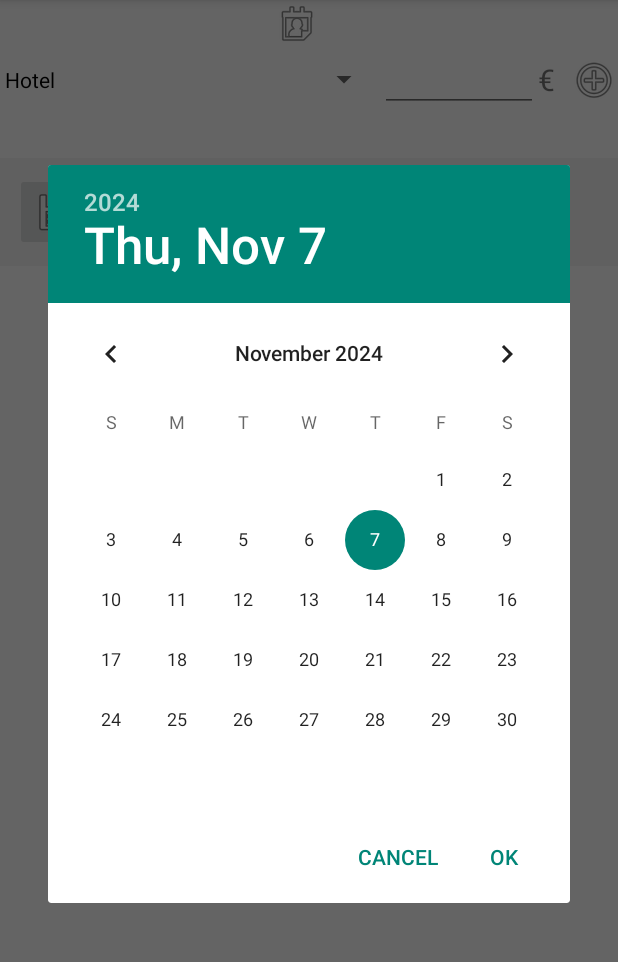
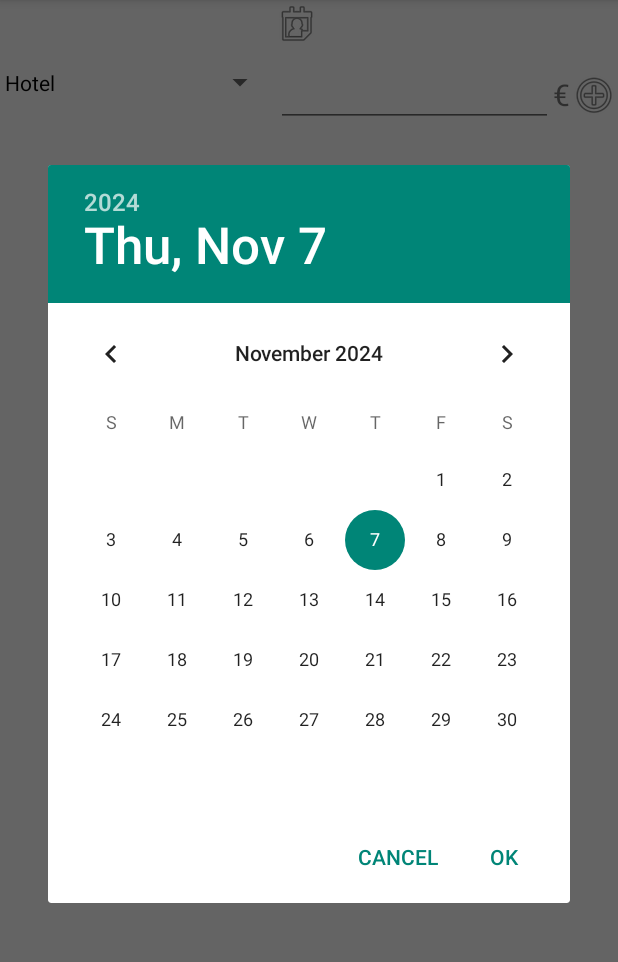
Before and after one commit to Auwia/PersoMy, an Android app: the screen it shows after launch (MainActivity), after a tap on "Select date", on a phone screen of 412 x 824 dp, the part 84-1046 px from its top. Run offline under Robolectric (Android 15) with nearby library versions, the phone set to English and light mode, and no system bars; 2 statements that could not run were skipped; 1 other tap on this screen came first.

Commit message:
other fixes

```diff
--- a/gradle.properties
+++ b/gradle.properties
@@ -1,4 +1,4 @@
 android.useAndroidX=true
-android.enableJetifier=true
+android.enableJetifier=false
 android.suppressUnsupportedCompileSdk=35
 org.gradle.configuration-cache=true
--- a/src/main/res/layout-v11/activity_main.xml
+++ /dev/null
@@ -1,156 +0,0 @@
-<TableLayout
-    xmlns:android="http://schemas.android.com/apk/res/android"
-    android:id="@+id/contentPane"
-   	android:layout_width="fill_parent"
-   	android:layout_height="fill_parent"
-   	android:orientation="vertical">
-
-	<TableRow
-	    android:id="@+id/widget33"
-		android:layout_width="fill_parent"
-	    android:layout_height="0dp"
-	    android:layout_weight="25"
-	    android:orientation="vertical" >
-
-		<Button
-		    android:id="@+id/usciteBtn"
-		    android:layout_weight="50"
-		    android:layout_width="0dp"
-		    android:layout_height="fill_parent"
-		    android:drawableTop="@drawable/uscite"
-		    android:contentDescription="@string/dataCalendario"
-		    android:text="@string/menu_uscite"
-		    android:textSize="14sp"
-		    android:background="@android:color/transparent"
-		    android:onClick="onUsciteBtnPress"
-		    android:gravity="center_horizontal"
-		    android:layout_gravity="center_vertical"/>
-
-		<Button
-		    android:id="@+id/entrateBtn"
-		    android:layout_weight="50"
-		    android:layout_width="0dp"
-		    android:layout_height="fill_parent"
-		    android:drawableTop="@drawable/entrate"
-		    android:contentDescription="@string/dataCalendario"
-		    android:text="@string/menu_entrate"
-		    android:textSize="14sp"
-		    android:background="@android:color/transparent"
-		    android:onClick="onEntrateBtnPress"
-		    android:gravity="center_horizontal"
-		    android:layout_gravity="center_vertical" />
-
-	</TableRow>
-
-	<TableRow
-	    android:id="@+id/widget133"
-		android:layout_width="fill_parent"
-	    android:layout_height="0dp"
-	    android:layout_weight="25"
-	    android:orientation="horizontal" >
-
-		<Button
-		    android:id="@+id/reportBtn"
-		    android:layout_weight="50"
-		    android:layout_width="0dp"
-		    android:layout_height="fill_parent"
-		    android:drawableTop="@drawable/report"
-		    android:contentDescription="@string/dataCalendario"
-		    android:background="@android:color/transparent"
-		    android:textSize="14sp"
-		    android:text="@string/menu_report"
-		    android:onClick="onReportBtnPress"
-		    android:gravity="center_horizontal"
-		    android:layout_gravity="center_vertical"/>
-
-		<Button
-		    android:id="@+id/automaticheBtn"
-		    android:layout_weight="50"
-		    android:layout_width="0dp"
-		    android:layout_height="fill_parent"
-		    android:drawableTop="@drawable/operazioniautomatiche"
-		    android:contentDescription="@string/dataCalendario"
-		    android:background="@android:color/transparent"
-		    android:textSize="14sp"
-		    android:text="@string/menu_operazioni_automatiche"
-		    android:onClick="onAutomaticheBtnPress"
-		    android:gravity="center_horizontal"
-		    android:layout_gravity="center_vertical"/>
-
-	</TableRow>
-
-	<TableRow
-	    android:id="@+id/widget136"
-		android:layout_width="fill_parent"
-	    android:layout_height="0dp"
-	    android:layout_weight="25"
-	    android:orientation="horizontal" >
-
-		<Button
-		    android:id="@+id/backupBtn"
-		    android:layout_weight="50"
-		    android:layout_width="0dp"
-		    android:layout_height="fill_parent"
-		    android:drawableTop="@drawable/backup"
-		    android:contentDescription="@string/dataCalendario"
-		    android:background="@android:color/transparent"
-		    android:textSize="14sp"
-		    android:text="@string/menu_file_backup"
-		    android:onClick="onBackupBtnPress"
-		    android:gravity="center_horizontal"
-		    android:layout_gravity="center_vertical"/>
-
-		<Button
-		    android:id="@+id/optionsBtn"
-		    android:layout_weight="50"
-		    android:layout_width="0dp"
-		    android:layout_height="fill_parent"
-		    android:drawableTop="@drawable/opzioni"
-		    android:contentDescription="@string/dataCalendario"
-		    android:background="@android:color/transparent"
-		    android:textSize="14sp"
-		    android:text="@string/menu_opzioni"
-		    android:onClick="onOptionsBtnPress"
-		    android:gravity="center_horizontal"
-		    android:layout_gravity="center_vertical" />
-
-	</TableRow>
-
-	<TableRow
-	    android:id="@+id/widget137"
-		android:layout_width="fill_parent"
-	    android:layout_height="0dp"
-	    android:layout_weight="25"
-	    android:orientation="horizontal" >
-
-		<Button
-		    android:id="@+id/eliminaBtn"
-		    android:layout_weight="50"
-		    android:layout_width="0dp"
-		    android:layout_height="fill_parent"
-		    android:drawableTop="@drawable/deleteform"
-		    android:contentDescription="@string/dataCalendario"
-		    android:background="@android:color/transparent"
-		    android:textSize="14sp"
-		    android:text="@string/menu_elimina"
-		    android:onClick="onEliminaBtnPress"
-		    android:gravity="center_horizontal"
-		    android:layout_gravity="center_vertical" />
-
-		<Button
-		    android:id="@+id/exitBtn"
-		    android:layout_weight="50"
-		    android:layout_width="0dp"
-		    android:layout_height="fill_parent"
-		    android:drawableTop="@drawable/exit"
-		    android:contentDescription="@string/dataCalendario"
-		    android:background="@android:color/transparent"
-		    android:textSize="14sp"
-		    android:text="@string/menu_exit"
-		    android:onClick="onExitBtnPress"
-		    android:gravity="center_horizontal"
-		    android:layout_gravity="center_vertical"/>
-
-	</TableRow>
-
-</TableLayout>
--- a/src/main/res/layout/activity_main.xml
+++ b/src/main/res/layout/activity_main.xml
@@ -1,163 +1,146 @@
-<TableLayout
-    xmlns:android="http://schemas.android.com/apk/res/android"
+<TableLayout xmlns:android="http://schemas.android.com/apk/res/android"
     android:id="@+id/contentPane"
-   	android:layout_width="fill_parent"
-   	android:layout_height="fill_parent"
+    android:layout_width="match_parent"
+    android:layout_height="match_parent"
     android:orientation="vertical">
 
     <TableRow
         android:id="@+id/widget33"
-		android:layout_width="fill_parent"
+        android:layout_width="match_parent"
         android:layout_height="0dp"
         android:layout_weight="25"
-	    android:orientation="vertical" >
+        android:gravity="center">
 
         <Button
             android:id="@+id/usciteBtn"
+            android:layout_width="wrap_content"
+            android:layout_height="wrap_content"
             android:layout_weight="50"
-		    android:layout_width="0dp"
-		    android:layout_height="fill_parent"
+            android:background="@android:color/transparent"
+            android:contentDescription="@string/dataCalendario"
             android:drawableTop="@drawable/uscite"
-		    android:contentDescription="@string/dataCalendario"
+            android:gravity="center"
+            android:onClick="onUsciteBtnPress"
             android:text="@string/menu_uscite"
-		    android:textSize="14sp"
-		    android:background="@android:color/transparent"
-		    android:onClick="onUsciteBtnPress"
-		    android:gravity="center_horizontal"
-		    android:layout_gravity="center_vertical"
-		    android:textColor="@android:color/white"/>
+            android:textSize="14sp" />
 
         <Button
             android:id="@+id/entrateBtn"
+            android:layout_width="wrap_content"
+            android:layout_height="wrap_content"
             android:layout_weight="50"
-		    android:layout_width="0dp"
-		    android:layout_height="fill_parent"
+            android:background="@android:color/transparent"
+            android:contentDescription="@string/dataCalendario"
             android:drawableTop="@drawable/entrate"
-		    android:contentDescription="@string/dataCalendario"
+            android:gravity="center"
+            android:onClick="onEntrateBtnPress"
             android:text="@string/menu_entrate"
-		    android:textSize="14sp"
-		    android:background="@android:color/transparent"
-		    android:onClick="onEntrateBtnPress"
-		    android:gravity="center_horizontal"
-		    android:layout_gravity="center_vertical"
-		    android:textColor="@android:color/white" />
+            android:textSize="14sp" />
 
     </TableRow>
 
     <TableRow
         android:id="@+id/widget133"
-		android:layout_width="fill_parent"
+        android:layout_width="match_parent"
         android:layout_height="0dp"
         android:layout_weight="25"
-	    android:orientation="horizontal" >
+        android:gravity="center">
 
         <Button
             android:id="@+id/reportBtn"
+            android:layout_width="wrap_content"
+            android:layout_height="wrap_content"
             android:layout_weight="50"
-		    android:layout_width="0dp"
-		    android:layout_height="fill_parent"
+            android:background="@android:color/transparent"
+            android:contentDescription="@string/dataCalendario"
             android:drawableTop="@drawable/report"
-		    android:contentDescription="@string/dataCalendario"
-		    android:background="@android:color/transparent"
-		    android:textSize="14sp"
+            android:gravity="center"
+            android:onClick="onReportBtnPress"
             android:text="@string/menu_report"
-		    android:onClick="onReportBtnPress"
-		    android:gravity="center_horizontal"
-		    android:layout_gravity="center_vertical"
-		    android:textColor="@android:color/white" />
+            android:textSize="14sp" />
 
         <Button
             android:id="@+id/automaticheBtn"
+            android:layout_width="wrap_content"
+            android:layout_height="wrap_content"
             android:layout_weight="50"
-		    android:layout_width="0dp"
-		    android:layout_height="fill_parent"
+            android:background="@android:color/transparent"
+            android:contentDescription="@string/dataCalendario"
             android:drawableTop="@drawable/operazioniautomatiche"
-		    android:contentDescription="@string/dataCalendario"
-		    android:background="@android:color/transparent"
-		    android:textSize="14sp"
+            android:gravity="center"
+            android:onClick="onAutomaticheBtnPress"
             android:text="@string/menu_operazioni_automatiche"
-		    android:onClick="onAutomaticheBtnPress"
-		    android:gravity="center_horizontal"
-		    android:layout_gravity="center_vertical"
-		    android:textColor="@android:color/white"/>
+            android:textSize="14sp" />
 
     </TableRow>
 
     <TableRow
         android:id="@+id/widget136"
-		android:layout_width="fill_parent"
+        android:layout_width="match_parent"
         android:layout_height="0dp"
         android:layout_weight="25"
-	    android:orientation="horizontal" >
+        android:gravity="center">
 
         <Button
             android:id="@+id/backupBtn"
+            android:layout_width="wrap_content"
+            android:layout_height="wrap_content"
             android:layout_weight="50"
-		    android:layout_width="0dp"
-		    android:layout_height="fill_parent"
+            android:background="@android:color/transparent"
+            android:contentDescription="@string/dataCalendario"
             android:drawableTop="@drawable/backup"
-		    android:contentDescription="@string/dataCalendario"
-		    android:background="@android:color/transparent"
-		    android:textSize="14sp"
+            android:gravity="center"
+            android:onClick="onBackupBtnPress"
             android:text="@string/menu_file_backup"
-		    android:onClick="onBackupBtnPress"
-		    android:gravity="center_horizontal"
-		    android:layout_gravity="center_vertical"
-		    android:textColor="@android:color/white"/>
+            android:textSize="14sp" />
 
         <Button
             android:id="@+id/optionsBtn"
+            android:layout_width="wrap_content"
+            android:layout_height="wrap_content"
             android:layout_weight="50"
-		    android:layout_width="0dp"
-		    android:layout_height="fill_parent"
+            android:background="@android:color/transparent"
+            android:contentDescription="@string/dataCalendario"
             android:drawableTop="@drawable/opzioni"
-		    android:contentDescription="@string/dataCalendario"
-		    android:background="@android:color/transparent"
-		    android:textSize="14sp"
+            android:gravity="center"
+            android:onClick="onOptionsBtnPress"
             android:text="@string/menu_opzioni"
-		    android:onClick="onOptionsBtnPress"
-		    android:gravity="center_horizontal"
-		    android:layout_gravity="center_vertical"
-		    android:textColor="@android:color/white" />
+            android:textSize="14sp" />
 
     </TableRow>
 
     <TableRow
         android:id="@+id/widget137"
-		android:layout_width="fill_parent"
+        android:layout_width="match_parent"
         android:layout_height="0dp"
         android:layout_weight="25"
-	    android:orientation="horizontal" >
+        android:gravity="center">
 
         <Button
             android:id="@+id/eliminaBtn"
+            android:layout_width="wrap_content"
+            android:layout_height="wrap_content"
             android:layout_weight="50"
-		    android:layout_width="0dp"
-		    android:layout_height="fill_parent"
+            android:background="@android:color/transparent"
+            android:contentDescription="@string/dataCalendario"
             android:drawableTop="@drawable/deleteform"
-		    android:contentDescription="@string/dataCalendario"
-		    android:background="@android:color/transparent"
-		    android:textSize="14sp"
+            android:gravity="center"
+            android:onClick="onEliminaBtnPress"
             android:text="@string/menu_elimina"
-		    android:onClick="onEliminaBtnPress"
-		    android:gravity="center_horizontal"
-		    android:layout_gravity="center_vertical"
-		    android:textColor="@android:color/white" />
+            android:textSize="14sp" />
 
         <Button
             android:id="@+id/exitBtn"
+            android:layout_width="wrap_content"
+            android:layout_height="wrap_content"
             android:layout_weight="50"
-		    android:layout_width="0dp"
-		    android:layout_height="fill_parent"
+            android:background="@android:color/transparent"
+            android:contentDescription="@string/dataCalendario"
             android:drawableTop="@drawable/exit"
-		    android:contentDescription="@string/dataCalendario"
-		    android:background="@android:color/transparent"
-		    android:textSize="14sp"
+            android:gravity="center"
+            android:onClick="onExitBtnPress"
             android:text="@string/menu_exit"
-		    android:onClick="onExitBtnPress"
-		    android:gravity="center_horizontal"
-		    android:layout_gravity="center_vertical"
-		    android:textColor="@android:color/white"/>
+            android:textSize="14sp" />
 
     </TableRow>
 
--- a/src/main/res/layout/activity_uscite.xml
+++ b/src/main/res/layout/activity_uscite.xml
@@ -1,20 +1,21 @@
 <LinearLayout xmlns:android="http://schemas.android.com/apk/res/android"
     android:id="@+id/widget137"
-    android:layout_width="fill_parent"
-    android:layout_height="fill_parent"
-    android:orientation="vertical" >
+    android:layout_width="match_parent"
+    android:layout_height="match_parent"
+    android:gravity="top"
+    android:orientation="vertical">
 
     <LinearLayout
-        android:layout_width="fill_parent"
-        android:layout_height="fill_parent"
-        android:layout_gravity="center_vertical|center_horizontal"
-        android:gravity="center_vertical|center_horizontal"
-        android:orientation="horizontal" >
+        android:layout_width="match_parent"
+        android:layout_height="wrap_content"
+        android:gravity="center"
+        android:orientation="horizontal">
 
         <ImageButton
             android:id="@+id/pickDate"
             android:layout_width="wrap_content"
             android:layout_height="wrap_content"
+            android:layout_gravity="center_horizontal"
             android:background="@android:drawable/ic_menu_my_calendar"
             android:contentDescription="@string/dataCalendario"
             android:focusable="false"
@@ -25,6 +26,7 @@
             android:id="@+id/dateSpesa"
             android:layout_width="wrap_content"
             android:layout_height="wrap_content"
+            android:layout_gravity="center_vertical"
             android:layout_marginLeft="15dp"
             android:clickable="true"
             android:focusable="false"
@@ -34,117 +36,53 @@
     </LinearLayout>
 
     <LinearLayout
-        android:layout_width="fill_parent"
-        android:layout_height="fill_parent"
-        android:layout_gravity="center_vertical|center_horizontal"
-        android:gravity="center_vertical|center_horizontal"
-        android:orientation="horizontal" >
+        android:layout_width="match_parent"
+        android:layout_height="wrap_content"
+        android:orientation="horizontal"
+        android:paddingTop="10dp">
 
         <Spinner
             android:id="@+id/descrizioneSpesa"
             android:layout_width="0dp"
             android:layout_height="wrap_content"
-            android:layout_gravity="center"
-            android:layout_weight="60"
+            android:layout_weight="1"
             android:drawSelectorOnTop="true"
-			android:textColor="#000000"
-            android:prompt="@string/menu_selezione_voce" />
+            android:prompt="@string/menu_selezione_voce"
+            android:textColor="#000000" />
 
         <EditText
             android:id="@+id/soldiSpesa"
             android:layout_width="0dp"
             android:layout_height="wrap_content"
-            android:layout_gravity="center"
-            android:layout_weight="25"
+            android:layout_weight="1"
             android:gravity="right"
             android:inputType="numberDecimal"
             android:textSize="16sp" />
 
         <TextView
             android:id="@+id/simboloEuro"
-            android:layout_width="0dp"
+            android:layout_width="wrap_content"
             android:layout_height="wrap_content"
-            android:layout_weight="5"
-            android:focusable="false"
-            android:focusableInTouchMode="false"
+            android:layout_gravity="center_vertical"
+            android:text="€"
             android:textSize="20sp" />
 
         <ImageButton
             android:id="@+id/addSpesa"
             android:layout_width="wrap_content"
             android:layout_height="wrap_content"
+            android:layout_gravity="center_vertical"
             android:background="@android:drawable/ic_menu_add"
             android:contentDescription="@string/addSpesa"
             android:onClick="onAddSpesaBtnPress" />
     </LinearLayout>
 
-    <LinearLayout
-        android:layout_width="fill_parent"
-        android:layout_height="fill_parent"
-        android:layout_gravity="center_vertical|center_horizontal"
-        android:gravity="center_vertical|center_horizontal"
-        android:orientation="horizontal"
-        android:paddingBottom="15sp"
-        android:paddingTop="15sp" >
-
-        <ListView
-            android:id="@+id/listaSpesa"
-            android:layout_width="fill_parent"
-            android:layout_height="fill_parent"
-            android:clickable="true"
-            android:fadingEdge="vertical"
-            android:focusable="false"
-            android:focusableInTouchMode="false" />
-    </LinearLayout>
-
-	<LinearLayout
+    <ListView
+        android:id="@+id/listaSpesa"
         android:layout_width="match_parent"
         android:layout_height="wrap_content"
-        android:layout_gravity="bottom"
-        android:orientation="horizontal"
-        android:background="#f1f1f1"
-        android:padding="10dp" >
-
-		<ImageButton
-            android:id="@+id/menu_salva_spese"
-            android:layout_width="wrap_content"
-            android:layout_height="wrap_content"
-            android:src="@android:drawable/ic_menu_save"
-            android:contentDescription="@string/menu_salva"
-            android:onClick="onSalvaSpeseClick" />
-
-        <ImageButton
-            android:id="@+id/help"
-            android:layout_width="wrap_content"
-            android:layout_height="wrap_content"
-            android:src="@android:drawable/ic_menu_help"
-            android:contentDescription="@string/help"
-			android:onClick="onHelpClick"					/>
-
-        <ImageButton
-            android:id="@+id/addDescrizione"
-            android:layout_width="wrap_content"
-            android:layout_height="wrap_content"
-            android:src="@android:drawable/ic_input_add"
-            android:contentDescription="@string/addDescrizione"
-			android:onClick="onAddDescrizioneClick" />
-
-        <ImageButton
-            android:id="@+id/modificaDescrizione"
-            android:layout_width="wrap_content"
-            android:layout_height="wrap_content"
-            android:src="@android:drawable/ic_menu_edit"
-            android:contentDescription="@string/menu_modifica"
-			android:onClick="onModificaDescrizioneClick"/>
-
-        <ImageButton
-            android:id="@+id/deleteSpesa"
-            android:layout_width="wrap_content"
-            android:layout_height="wrap_content"
-            android:src="@android:drawable/ic_menu_delete"
-            android:contentDescription="@string/deleteSpesa"
-			android:onClick="onDeleteSpesaClick"			/>
-
-    </LinearLayout>
-
+        android:clickable="true"
+        android:fadingEdge="vertical"
+        android:focusable="true"
+        android:focusableInTouchMode="false" />
 </LinearLayout>
--- a/src/main/res/values-sw600dp/dimens.xml
+++ /dev/null
@@ -1,8 +0,0 @@
-<resources>
-
-    <!--
-         Customize dimensions originally defined in res/values/dimens.xml (such as
-         screen margins) for sw600dp devices (e.g. 7" tablets) here.
-    -->
-
-</resources>
--- a/src/main/res/values-sw720dp-land/dimens.xml
+++ /dev/null
@@ -1,9 +0,0 @@
-<resources>
-
-    <!--
-         Customize dimensions originally defined in res/values/dimens.xml (such as
-         screen margins) for sw720dp devices (e.g. 10" tablets) in landscape here.
-    -->
-    <dimen name="activity_horizontal_margin">128dp</dimen>
-
-</resources>
--- a/src/main/res/values-v11/styles.xml
+++ /dev/null
@@ -1,11 +0,0 @@
-<resources>
-
-    <!--
-        Base application theme for API 11+. This theme completely replaces
-        AppBaseTheme from res/values/styles.xml on API 11+ devices.
-    -->
-    <style name="AppBaseTheme" parent="android:Theme.Holo.Light">
-        <!-- API 11 theme customizations can go here. -->
-    </style>
-
-</resources>
--- a/src/main/res/values-w820dp/dimens.xml
+++ /dev/null
@@ -1,10 +0,0 @@
-<resources>
-
-    <!--
-         Example customization of dimensions originally defined in res/values/dimens.xml
-         (such as screen margins) for screens with more than 820dp of available width. This
-         would include 7" and 10" devices in landscape (~960dp and ~1280dp respectively).
-    -->
-    <dimen name="activity_horizontal_margin">64dp</dimen>
-
-</resources>
--- a/src/main/res/values/strings.xml
+++ b/src/main/res/values/strings.xml
@@ -75,7 +75,7 @@
     <string name="backupNotFound">Backup not found.</string>
     <string name="backupRestore">Do you want to restore the backup?</string>
     <string name="backupRestoredOK">Restoring Backup&#8230;OK!</string>
-    <string name="spesaSalvataggioOk">Save OK!</string>
+    <string name="spesaSalvataggioOk">Saved.</string>
     <string name="spesaDelete">If you proceed to the cancellation, will remove all entries in the table. Do you want to continue?</string>
     <string name="spesaEliminazioneOk">Delete OK!</string>
     <string name="spesaAggiungiVoce">Add an item to the list</string>
```
Also changed, not shown: build.gradle (+4 -5 lines), 1 other file. Lines whose indentation alone changed are shown as unchanged.
